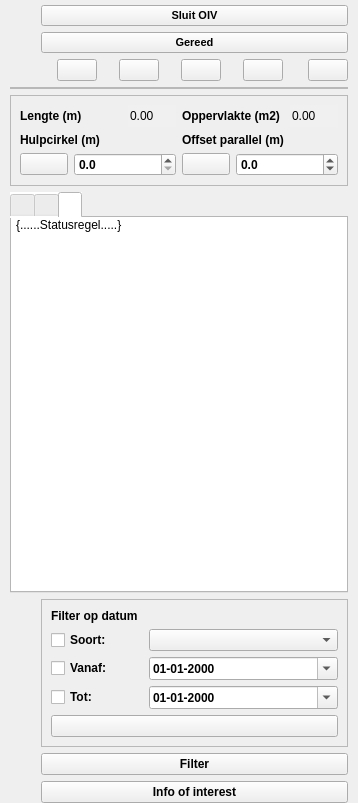
OIV-NL-QGIS/QGIS_project, file plugin/oiv/oiv_base_widget.ui: the form before one commit.
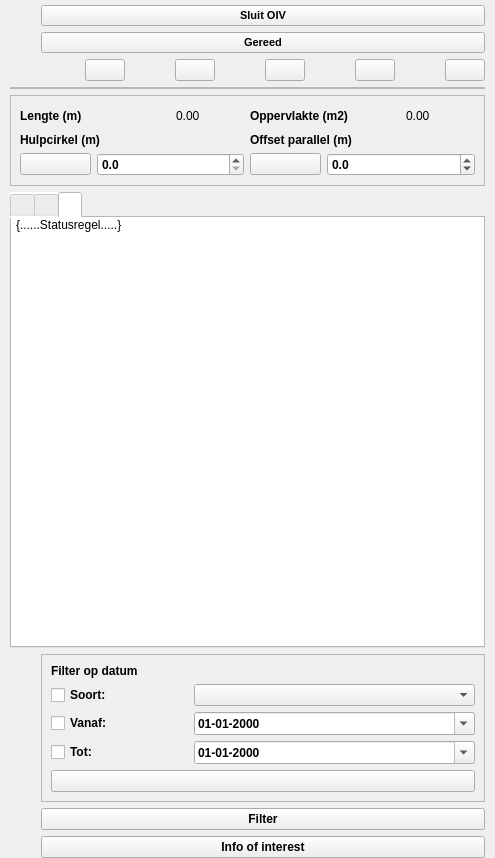
The form after the commit. The open tabs and pages were chosen to show the change. Icons and pictures are not drawn.

The edit to the form file:
```diff
--- a/plugin/oiv/oiv_base_widget.ui
+++ b/plugin/oiv/oiv_base_widget.ui
@@ -6,8 +6,8 @@
    <rect>
     <x>0</x>
     <y>0</y>
-    <width>358</width>
-    <height>803</height>
+    <width>495</width>
+    <height>858</height>
    </rect>
   </property>
   <property name="font">
@@ -53,8 +53,8 @@
         <rect>
          <x>0</x>
          <y>0</y>
-         <width>348</width>
-         <height>776</height>
+         <width>485</width>
+         <height>831</height>
         </rect>
        </property>
        <layout class="QVBoxLayout" name="verticalLayout_2">
```
Left out of the diff: 2 changed lines with no effect on the pictures.
